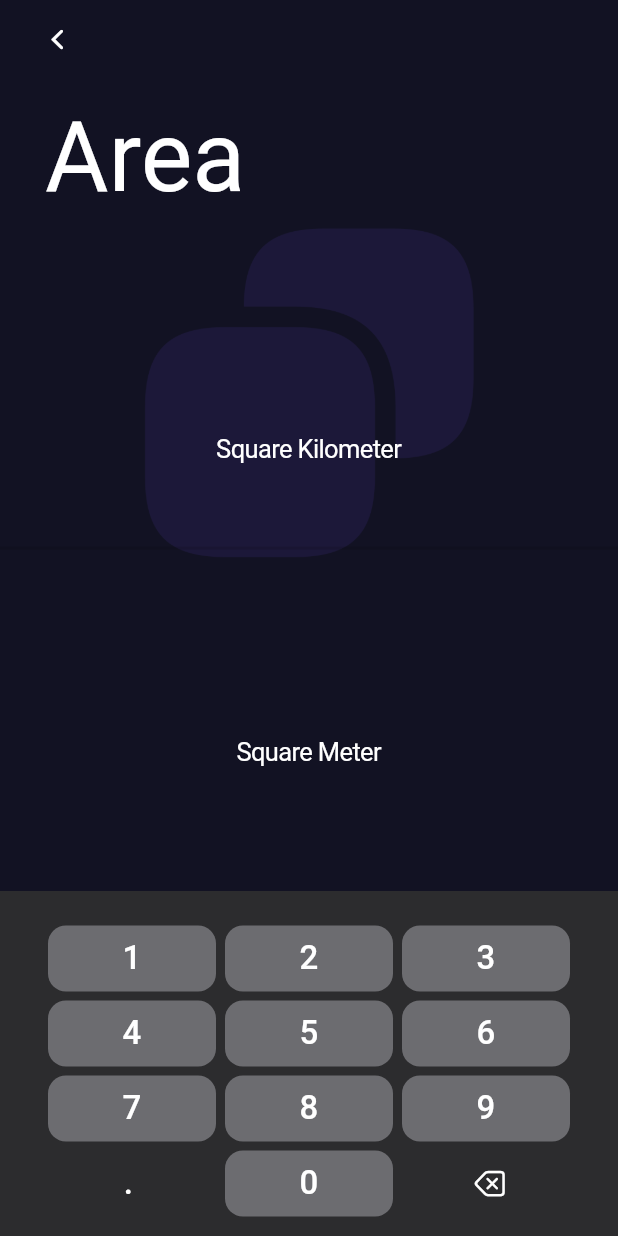
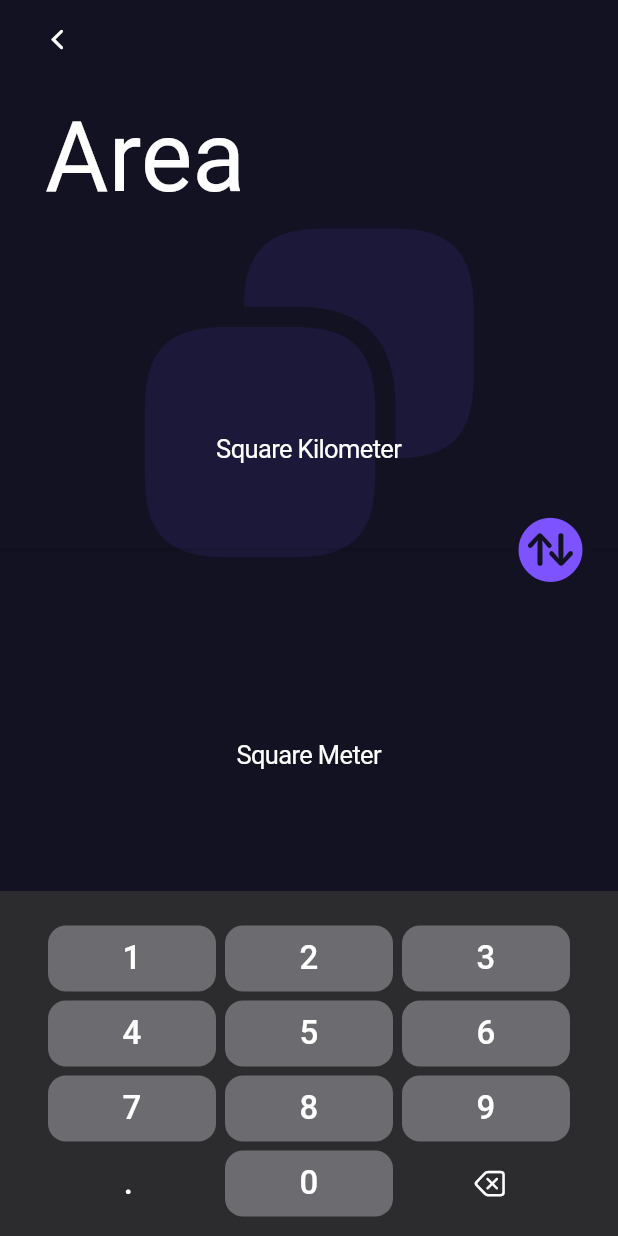
Before and after one commit to em-azhar/unitconverter, a Flutter app: the ConverterPage screen opened directly, on a phone screen of 412 x 824 dp. Run offline on Flutter 3.47's test engine with Material 2 defaults, Android fonts, the phone set to English and light mode, and no system bars; our stand-ins replace font_awesome_flutter.

Commit message:
unit swap implemented scroll loop removed

```diff
--- a/lib/pages/converter_page.dart
+++ b/lib/pages/converter_page.dart
@@ -190,7 +190,7 @@ class _ConverterPageState extends State<ConverterPage> {
                           );
                           _showSlider(
                             CupertinoPicker(
-                              looping: true,
+                              looping: false,
                               itemExtent: 45,
                               scrollController: scrollController1,
                               onSelectedItemChanged: (int selectedItem) {
@@ -231,16 +231,56 @@ class _ConverterPageState extends State<ConverterPage> {
                   ],
                 ),
               ),
-              const Divider(
-                thickness: 2,
-                height: 80,
+              Stack(
+                alignment: AlignmentDirectional.centerEnd,
+                children: [
+                  const Divider(
+                    thickness: 2,
+                    height: 80,
+                  ),
+                  Stack(
+                    alignment: AlignmentDirectional.center,
+                    children: [
+                      Container(
+                        height: 53,
+                        width: 53,
+                        decoration: const BoxDecoration(
+                          borderRadius: BorderRadiusDirectional.all(
+                            Radius.circular(53),
+                          ),
+                          color: Color.fromRGBO(18, 18, 35, 1),
+                        ),
+                      ),
+                      CupertinoButton(
+                        child: Icon(
+                          CupertinoIcons.arrow_up_arrow_down_circle_fill,
+                          size: 50,
+                          color: data.quantityNameColor(),
+                        ),
+                        onPressed: () {
+                          setState(() {
+                            int temp = _listIndex1;
+                            _listIndex1 = _listIndex2;
+                            _listIndex2 = temp;
+                            _numkeyPressed(
+                              "",
+                              data.list()[_listIndex1],
+                              data.list()[_listIndex2],
+                              data.quantityName,
+                            );
+                          });
+                        },
+                      ),
+                    ],
+                  )
+                ],
               ),
               Expanded(
                 child: Column(
                   mainAxisAlignment: MainAxisAlignment.spaceBetween,
                   children: [
                     Padding(
-                      padding: const EdgeInsets.only(left: 20, right: 20),
+                      padding: const EdgeInsets.symmetric(horizontal: 20),
                       child: Column(
                         children: [
                           Center(
@@ -262,7 +302,7 @@ class _ConverterPageState extends State<ConverterPage> {
                                 _showSlider(
                                   CupertinoPicker(
                                     scrollController: scrollController2,
-                                    looping: true,
+                                    looping: false,
                                     itemExtent: 45,
                                     onSelectedItemChanged: (int selectedItem) {
                                       setState(() {
```
Also changed, not shown: pubspec.lock.
